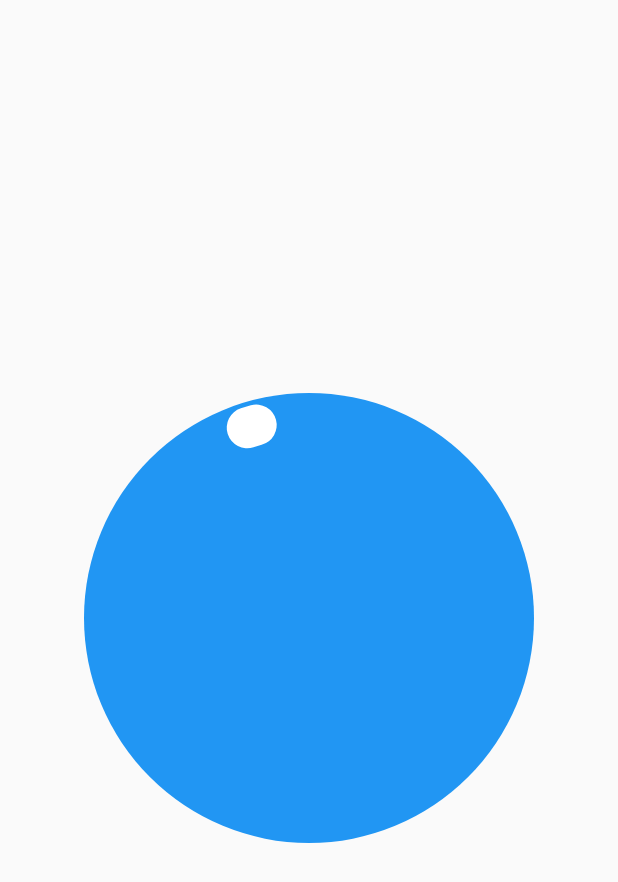
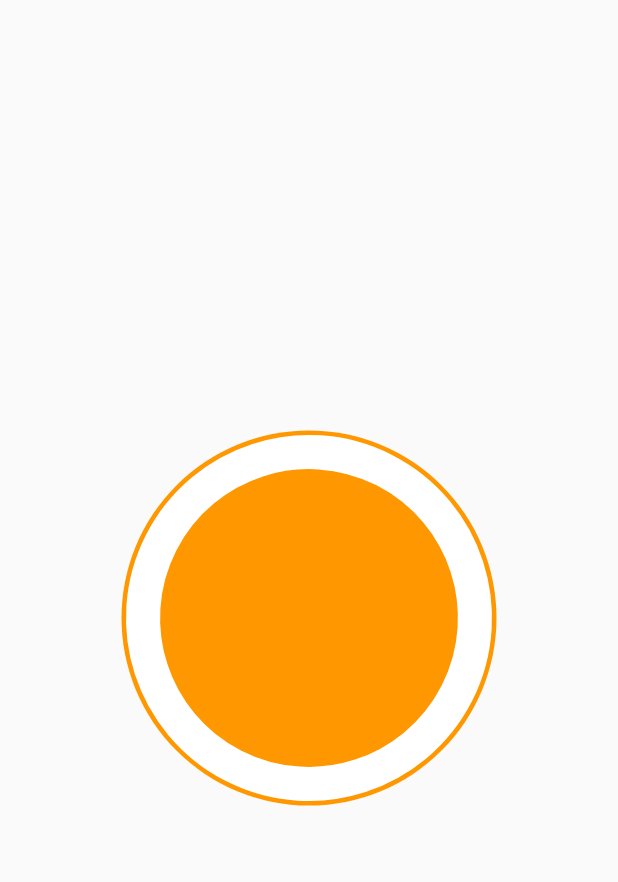
Before and after one commit to his-s/Telegram_Animated_Widget, a Flutter app: the screen it shows after launch, on a phone screen of 412 x 824 dp. Shown: the top 882 px of the screen. Run offline on Flutter 3.47's test engine with Material 2 defaults, Android fonts, the phone set to English and light mode, and no system bars.

Commit message:
solve bug 1

```diff
--- a/lib/main.dart
+++ b/lib/main.dart
@@ -1,7 +1,5 @@
 import 'package:flutter/material.dart';
-import 'package:telegram_widgets/ui/home/home_page.dart';
-
-import 'ui/download/download_telegram_render.dart';
+import 'ui/home/home_page.dart';
 
 void main() {
   runApp(const MyApp());
--- a/lib/ui/download/animated_download_indicator.dart
+++ b/lib/ui/download/animated_download_indicator.dart
@@ -1,7 +1,5 @@
-import 'dart:math';
-
 import 'package:flutter/material.dart';
-import 'package:telegram_widgets/ui/download/download_indicator.dart';
+import 'download_indicator.dart';
 
 class AnimatedDownloadIndicator extends StatefulWidget {
   const AnimatedDownloadIndicator({
--- a/lib/ui/download/animated_download_rotation.dart
+++ b/lib/ui/download/animated_download_rotation.dart
@@ -1,9 +1,7 @@
 import 'dart:async';
 import 'dart:math';
-
 import 'package:flutter/material.dart';
-
-import 'package:telegram_widgets/ui/download/animated_download_indicator.dart';
+import 'animated_download_indicator.dart';
 
 class AnimatedDownloadWithRotation extends StatefulWidget {
   const AnimatedDownloadWithRotation(
--- a/lib/ui/download/download_telegram_render.dart
+++ b/lib/ui/download/download_telegram_render.dart
@@ -1,17 +1,15 @@
 import 'package:flutter/foundation.dart';
 import 'package:flutter/material.dart';
 
-import 'package:telegram_widgets/ui/download/animated_download_rotation.dart';
-import 'package:telegram_widgets/ui/download/animated_pause_icon.dart';
+import 'animated_download_rotation.dart';
 
-import 'package:telegram_widgets/ui/download/download_background.dart';
+import 'download_background.dart';
 
 class DownloadTelegramRender extends StatelessWidget {
   const DownloadTelegramRender(
       {Key? key,
       required this.isStarted,
       this.backgroundColor = Colors.blue,
-      this.iconColor = Colors.white,
       this.radius = 50,
       required this.completeDuration,
       required this.isCompleted,
@@ -21,7 +19,7 @@
       : super(key: key);
   final bool isStarted;
   final Color backgroundColor;
-  final Color iconColor;
+
   final double radius;
   final Duration completeDuration;
   final bool isCompleted;
--- a/lib/ui/home/home_page.dart
+++ b/lib/ui/home/home_page.dart
@@ -1,5 +1,5 @@
 import 'package:flutter/material.dart';
-import 'package:telegram_widgets/ui/download/download_telegram_render.dart';
+import '../download/download_telegram_render.dart';
 
 class HomePage extends StatelessWidget {
   const HomePage({Key? key}) : super(key: key);
@@ -9,13 +9,13 @@
     return const Scaffold(
       body: Center(
         child: DownloadTelegramRender(
-          radius: 300,
-          completeDuration: Duration(milliseconds: 500000),
+          radius: 250,
+          completeDuration: Duration(milliseconds: 500),
           isCompleted: false,
           isStarted: true,
           rotationSpeed: 1,
           indicatorColor: Colors.white,
-          backgroundColor: Colors.blue,
+          backgroundColor: Colors.orange,
           iconColor: Colors.white,
           curve: Curves.ease,
         ),
```
